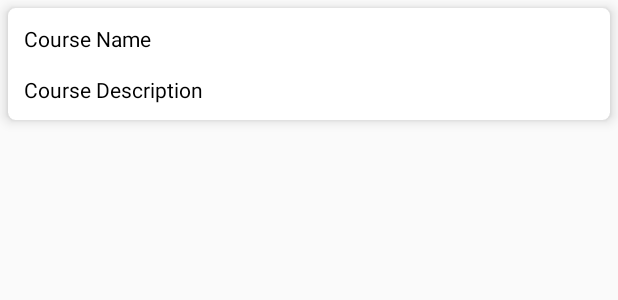
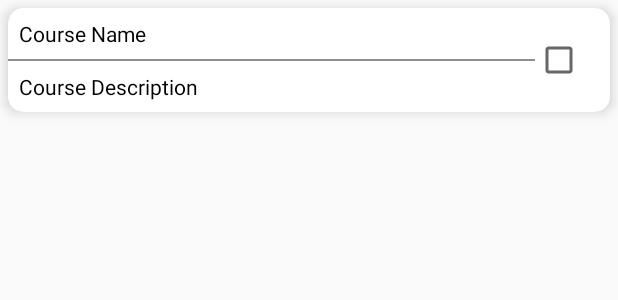
Before and after one commit to HaronMan/TODO_list, an Android app: the layout card_layout.xml on its own in the app's theme, with its tools: preview values and no code run, on a phone screen of 412 x 824 dp. Shown: the top 300 px of the screen. Run offline under Robolectric (Android 15) with nearby library versions, the phone set to English and light mode, and no system bars.

Commit message:
Ajout checkbox

```diff
--- a/app/src/main/res/layout/card_layout.xml
+++ b/app/src/main/res/layout/card_layout.xml
@@ -5,14 +5,14 @@
     android:layout_width="match_parent"
     android:layout_height="wrap_content"
     android:layout_margin="5dp"
-    app:cardCornerRadius="5dp"
+    app:cardCornerRadius="10dp"
     app:cardElevation="5dp">
 
     <LinearLayout
         android:id="@+id/test"
         android:layout_width="match_parent"
         android:layout_height="wrap_content"
-        android:layout_margin="3dp"
+        android:layout_marginEnd="50dp"
         android:orientation="vertical"
         android:onClick="consulter">
 
@@ -25,8 +25,11 @@
             android:text="Course Name"
             android:textColor="@color/black" />
 
-        <!--text view for displaying
-            our course description-->
+        <View
+            android:layout_width="match_parent"
+            android:layout_height="1dp"
+            android:background="#8F8F8F" />
+
         <TextView
             android:id="@+id/idTVCourseDesc"
             android:layout_width="match_parent"
@@ -38,4 +41,11 @@
 
     </LinearLayout>
 
+    <CheckBox
+        android:id="@+id/idTVCourseCheck"
+        android:layout_width="wrap_content"
+        android:layout_height="match_parent"
+        android:layout_gravity="end"
+        android:width="50dp" />
+
 </androidx.cardview.widget.CardView>
```
